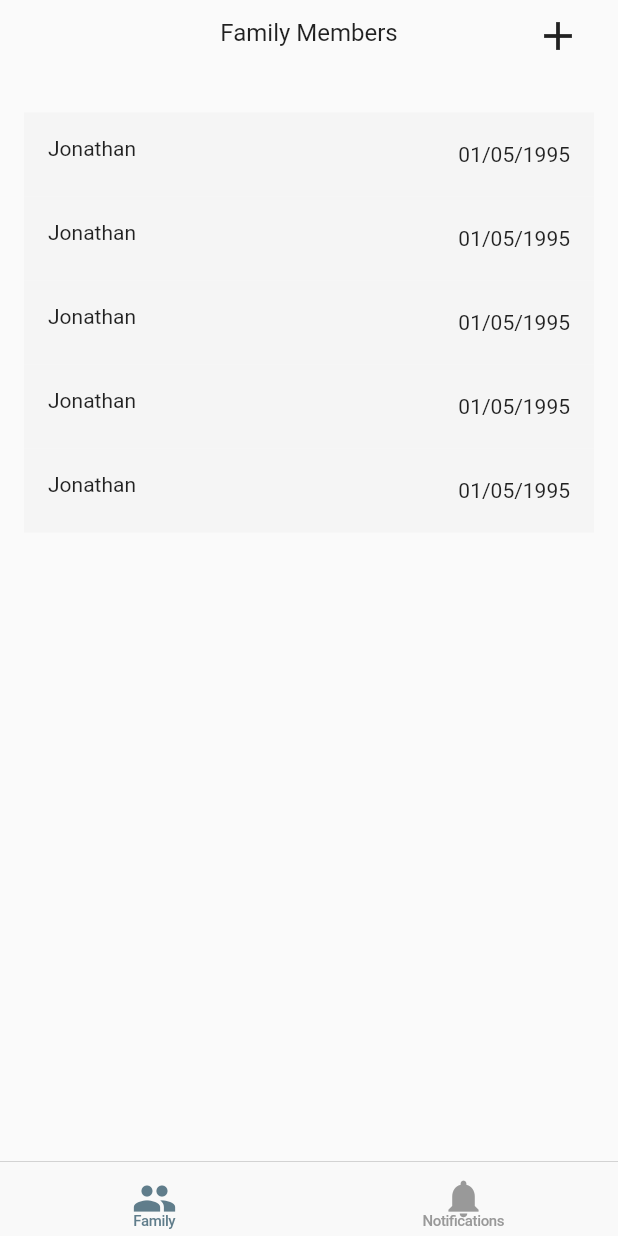
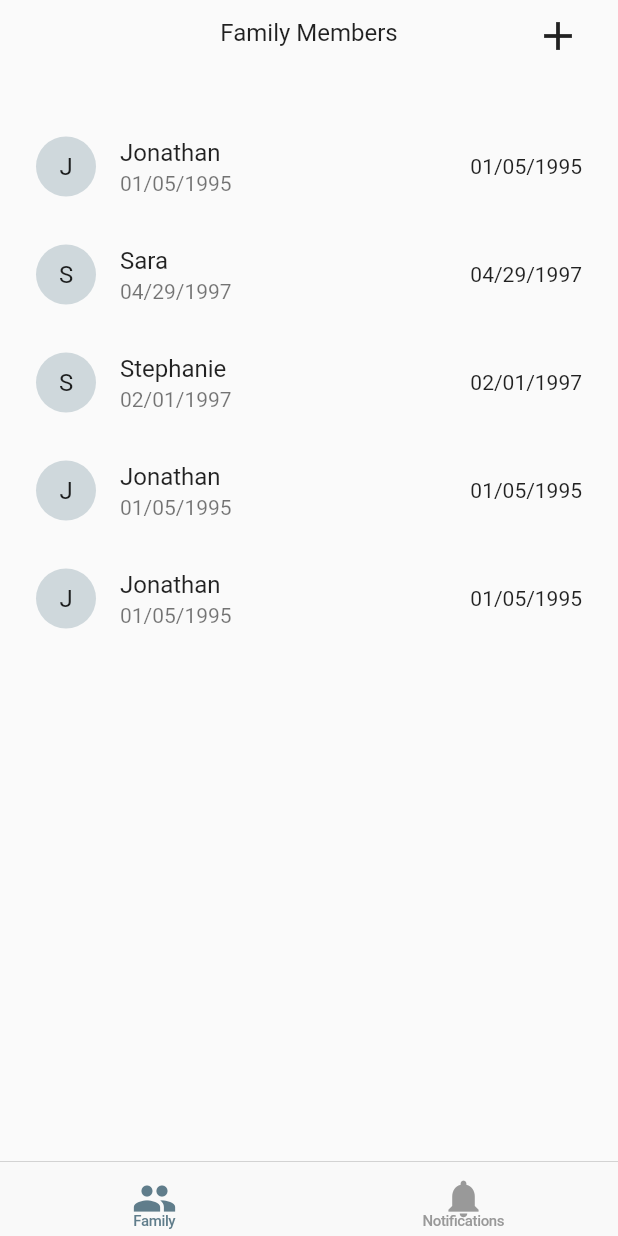
Before and after one commit to steele232/Flutter_SiblingAgeTracker, a Flutter app: the screen it shows after launch, on a phone screen of 412 x 824 dp. Run offline on Flutter 3.47's test engine with Material 2 defaults, Android fonts, the phone set to English and light mode, and no system bars.

Commit message:
Got the ListView working and looking beautiful. Much left to do, but I made it past a major hurdle.

```diff
--- a/lib/family.dart
+++ b/lib/family.dart
@@ -63,12 +63,12 @@ class FamilyMemberPageState extends State<FamilyMemberPage> {
         "01/05/1995",
       ),
       new FamilyMember(
-        "Jonathan",
-        "01/05/1995",
+        "Sara",
+        "04/29/1997",
       ),
       new FamilyMember(
-        "Jonathan",
-        "01/05/1995",
+        "Stephanie",
+        "02/01/1997",
       ),
       new FamilyMember(
         "Jonathan",
@@ -100,7 +100,7 @@ class FamilyMemberPageState extends State<FamilyMemberPage> {
       child: new Container(
 //        width: 350.0,
 //        constraints: new ConstrainedBox(constraints: ),
-        margin: const EdgeInsets.symmetric(horizontal: 8.0),
+//        margin: const EdgeInsets.symmetric(horizontal: 8.0),
         child: new Column(
           mainAxisSize: MainAxisSize.min,
           children: <Widget>[
@@ -137,10 +137,15 @@ class FamilyMemberWidgetState extends State<FamilyMemberWidget> {
   @override
   Widget build(BuildContext context) {
     return new Material(
-      color: Colors.grey[100],
-//      type: Material.of(context),
+      color: Colors.grey[80],
+      type: MaterialType.transparency,
       child: new ListTile(
-        leading: new Text(familyMember.name),
+        leading: new CircleAvatar(child: new Text(familyMember.name.substring(0, 1)),),
+        title: new Container(
+//            width: 80.0,
+            child: new Text(familyMember.name),
+        ),
+        subtitle: new Text(familyMember.birthDate),
         trailing: new Text(familyMember.birthDate),
         onTap: _onTap,
       ),
@@ -148,7 +153,7 @@ class FamilyMemberWidgetState extends State<FamilyMemberWidget> {
   }
 
   /*
-  //TODO Dialog for Editing a Family Member
+  TODO Dialog for Editing a Family Member
    */
   void _sayYes() {
     Navigator.pop(context);
```
